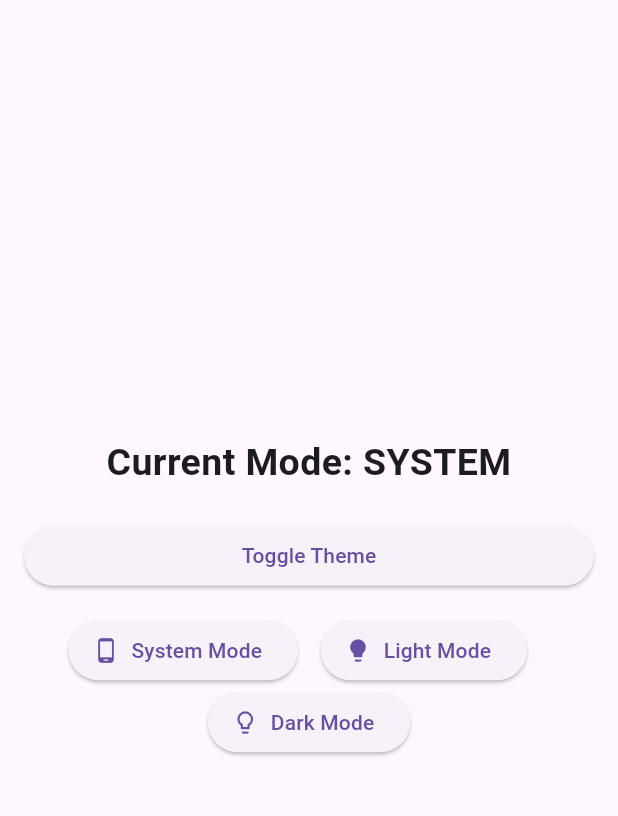
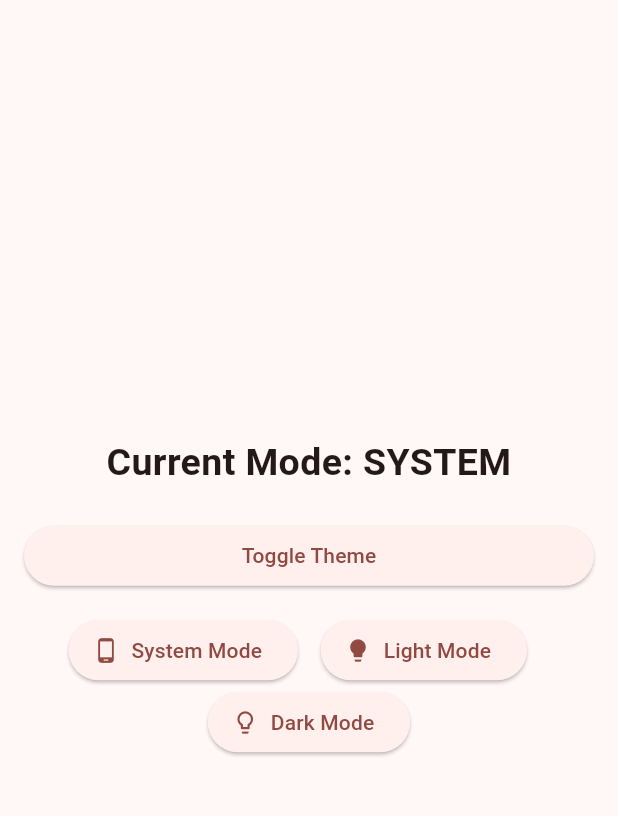
Before and after one commit to YazeedAlKhalaf/theme_mode_builder, a Flutter app: the screen it shows after launch, on a phone screen of 412 x 824 dp, the part 63-879 px from its top. Run offline on Flutter 3.47's test engine with Material 3 defaults, Android fonts, the phone set to English and light mode, and no system bars; our stand-ins replace shared_preferences.

```diff
--- a/example/lib/main.dart
+++ b/example/lib/main.dart
@@ -8,6 +8,7 @@ Future<void> main() async {
 
   /// initialize theme mode builder
   await ThemeModeBuilderConfig.ensureInitialized(
+    /// included for backward compatibility with old versions :D
     subDir: "Theme Mode Builder Example",
   );
 
--- a/example/lib/theme_mode_builder_example_app.dart
+++ b/example/lib/theme_mode_builder_example_app.dart
@@ -15,14 +15,18 @@ class ThemeModeBuilderExampleApp extends StatelessWidget {
           /// here is the `themeMode` passed form the `builder`
           themeMode: themeMode,
           theme: ThemeData(
-            brightness: Brightness.light,
-            primarySwatch: Colors.red,
+            colorScheme: ColorScheme.fromSeed(
+              brightness: Brightness.light,
+              seedColor: Colors.red,
+            ),
 
             /// put your light theme data here
           ),
           darkTheme: ThemeData(
-            brightness: Brightness.dark,
-            primarySwatch: Colors.deepPurple,
+            colorScheme: ColorScheme.fromSeed(
+              brightness: Brightness.dark,
+              seedColor: Colors.deepPurple,
+            ),
 
             /// put your dark theme data here
           ),
```
Also changed, not shown: 1 other file.
